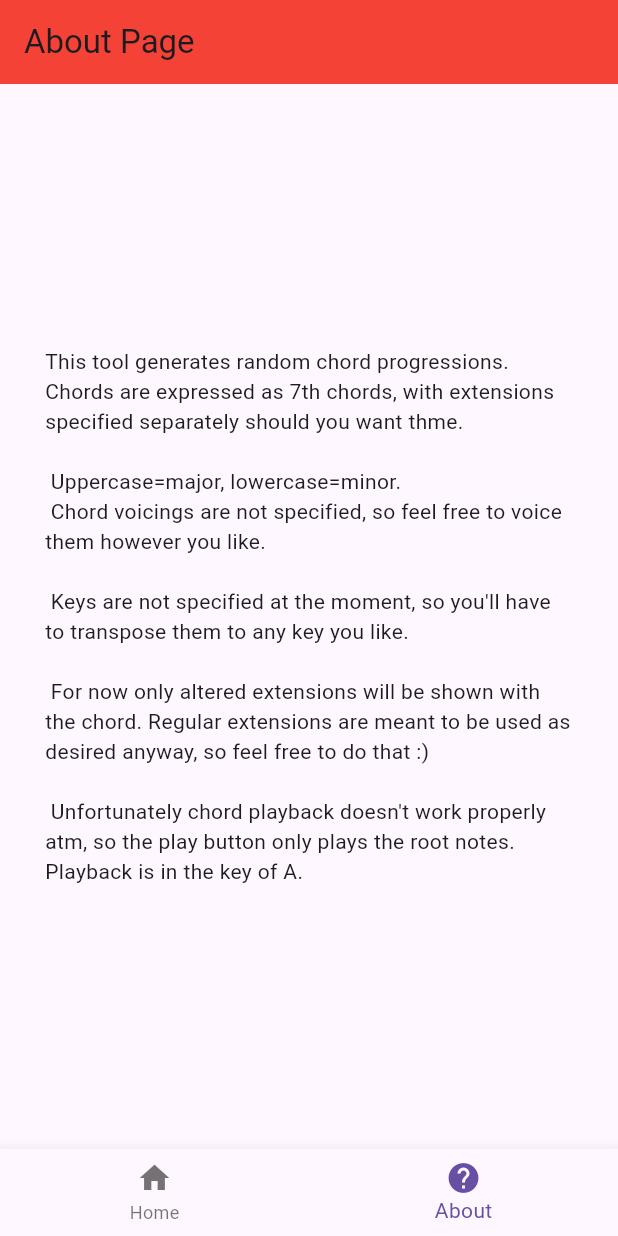
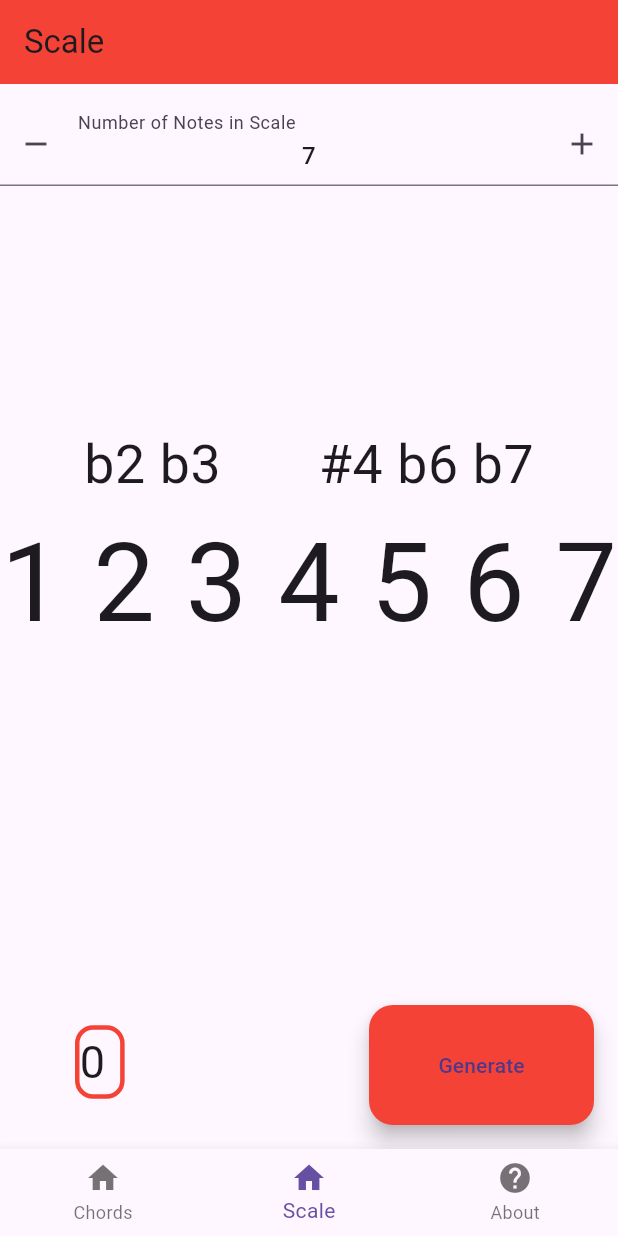
Before and after one commit to Jernemies/ChordGenTool, a Flutter app: the screen it shows after launch, swiped to page 2, on a phone screen of 412 x 824 dp. Run offline on Flutter 3.47's test engine with Material 3 defaults, Android fonts, the phone set to English and light mode, and no system bars; drawn by our look-alikes of flutter_spinbox; our stand-ins replace audioplayers.

Commit message:
Skaalageneraation UI

```diff
--- a/lib/generate.dart
+++ b/lib/generate.dart
@@ -2,9 +2,12 @@ import 'chord.dart';
 import 'dart:math';
 
 List<Chord> generate(
-    int numChords, bool extend, List<int> scale, List<Chord> frozenChords) {
+    int numChords, bool extend // List<int> scale, List<Chord> frozenChords
+    ) {
   //numChords: Let user define the amount of chords to generate from 1 to 8.
   //extend: User can choose to include extensions past 7
+  List<int> scale;
+  List<Chord> frozenChords;
   numChords = numChords.clamp(1, 8);
   //Chord tones 1,3,5,7. This list stores the quality of the tones (flat, natural, sharp)
   List<int> baseChord = [1, 1, 1, 1];
@@ -42,11 +45,11 @@ List<Chord> generate(
     for (int i = 0; i < baseChord.length; i++) {
       int tone = baseChord[i];
       int alteredTone = 0;
-      if (frozenChords[i] != null) {
-        frozen = true;
-      }
+      // if (frozenChords[i] != null) {
+      //   frozen = true;
+      // }
       //Third
-      else if (i == 1) {
+      if (i == 1) {
         alteredTone = alterFlat(tone);
       }
       //Fifth
@@ -115,9 +118,9 @@ List<Chord> generate(
     }
     //Name chord, add to list
 
-    if (frozen == true) {
-      chords.add(frozenChords[j]);
-    } else {
+    // if (frozen == true) {
+    //   chords.add(frozenChords[j]);
+    // } else {
     List<String> alteredExtensions = nameExtensions(tones.sublist(4));
     String name = nameChord(root, tones, chordComplete);
     for (int i = 0; i < alteredExtensions.length; i++) {
@@ -125,7 +128,7 @@ List<Chord> generate(
     }
     Chord chord = Chord(root, tones, name, alteredExtensions);
     chords.add(chord);
-    }
+    // }
   }
   chords.shuffle();
   return chords;
--- a/lib/main.dart
+++ b/lib/main.dart
@@ -50,6 +50,159 @@ class AboutPage extends StatelessWidget {
   }
 }
 
+class ScalePage extends StatefulWidget {
+  const ScalePage({Key? key}) : super(key: key);
+
+  @override
+  State<ScalePage> createState() => _ScalePageState();
+}
+
+class _ScalePageState extends State<ScalePage> {
+  int notes = 7;
+  int generatedNotes = 0;
+  String alterationsText1 = 'b2 b3';
+  String alterationsText2 = '#4 b6 b7';
+  String lineBreak = '\n';
+  String scaleText = '1 2 3 4 5 6 7';
+  List<int> initialScale = [0, 2, 4, 5, 7, 9, 11];
+  List<int> frozenScale = [];
+  List<int> resultScale = [];
+  String note = '';
+  int noteIndex = 0;
+  // bool notPlaying = true;
+  // List<AudioPlayer> audioPlayers = List.generate(
+  //   4,
+  //   (_) => AudioPlayer()..setReleaseMode(ReleaseMode.release),
+  // );
+  AudioPlayer audioPlayer = AudioPlayer();
+  @override
+  Widget build(BuildContext context) {
+    return Scaffold(
+      appBar: AppBar(
+        title: const Text('Scale'),
+        backgroundColor: Colors.red,
+      ),
+      body: Center(
+        child: Column(children: [
+          SizedBox(
+            //Nuottien määrä
+            height: 80,
+            child: Container(
+              alignment: Alignment.center,
+              height: 80,
+              child: SpinBox(
+                min: 5,
+                max: 8,
+                step: 1,
+                value: notes.toDouble(),
+                onChanged: (value) => setState(() => notes = value.toInt()),
+                decoration: const InputDecoration(
+                    labelText: 'Number of Notes in Scale'),
+              ),
+            ),
+          ),
+          SizedBox(
+            //Skaalan mukautetut nuotit
+            height: 200,
+            width: 300,
+            child: FittedBox(
+              alignment: AlignmentDirectional.bottomCenter,
+              child: Text(
+                alterationsText1.toString() +
+                    '       ' +
+                    alterationsText2.toString(),
+                style: const TextStyle(fontSize: 20),
+                softWrap: false,
+              ),
+            ),
+          ),
+          Expanded(
+            //Skaalan perusnuotit
+            child: FittedBox(
+              alignment: AlignmentDirectional.topCenter,
+              child: Text(
+                scaleText.toString(),
+                textAlign: TextAlign.center,
+                softWrap: false,
+              ),
+            ),
+          ),
+          SizedBox(
+            //Soitto
+            height: 116,
+            child: Container(
+              alignment: Alignment.centerLeft,
+              height: 116,
+              margin: const EdgeInsets.only(left: 50),
+              child: Container(
+                  decoration: BoxDecoration(
+                    border: Border.all(
+                      color: Colors.red,
+                      width: 3,
+                    ),
+                    borderRadius: BorderRadius.circular(12),
+                  ),
+                  child: Row(
+                    mainAxisSize: MainAxisSize.min,
+                    children: [
+                      // IconButton(
+                      //   iconSize: 55,
+                      //   icon: const Icon(Icons.play_arrow),
+                      //   onPressed: () {
+                      //     setState(() {
+                      //       //Luo soinnun juuresta tiedostonimen ja soittaa sen. "1.wav" on A-nuotti
+                      //       note = notesToPlay(initialScale[noteIndex]);
+                      //       print(note);
+                      //       if (chordIndex >= generatedNotes) {
+                      //         chordIndex = 1;
+                      //         audioPlayer.play(AssetSource(note));
+                      //       }
+
+                      //       //ChordIndex pitää lukua siitä, missä soinnussa mennään
+
+                      //       else {
+                      //         chordIndex++;
+                      //         audioPlayer.play(AssetSource(note));
+                      //       }
+                      //     });
+                      //   },
+                      // ),
+                      Container(
+                          margin: const EdgeInsets.only(right: 10),
+                          child: Text(
+                            noteIndex.toString(),
+                            style: const TextStyle(fontSize: 30),
+                          )),
+                    ],
+                  )),
+            ),
+          ),
+        ]),
+      ),
+      floatingActionButton: Container(
+        height: 80,
+        width: 150,
+        child: FloatingActionButton(
+          onPressed: () {
+            //Luo soinnut
+            //SCALE, SEN PLACEHOLDER
+            //JÄÄDYTYSTOIMINTO
+            resultScale = generateScale(notes, frozenScale);
+            generatedNotes = notes;
+            noteIndex = 0;
+            scaleText = '';
+            setState(() {
+              scaleText;
+            });
+          },
+          backgroundColor: Colors.red,
+          child: const Text('Generate'),
+        ),
+      ),
+    );
+  }
+}
+
 class GeneratePage extends StatefulWidget {
   const GeneratePage({Key? key}) : super(key: key);
 
@@ -78,7 +231,7 @@ class _GeneratePageState extends State<GeneratePage> {
     chordList.add(initialChord);
     return Scaffold(
       appBar: AppBar(
-        title: const Text('Generate'),
+        title: const Text('Chords'),
         backgroundColor: Colors.red,
       ),
       body: Center(
@@ -239,6 +392,7 @@ class _HomePageState extends State<HomePage> {
             },
             children: const <Widget>[
               GeneratePage(),
+              ScalePage(),
               AboutPage(),
             ],
           ),
@@ -249,7 +403,12 @@ class _HomePageState extends State<HomePage> {
           items: const <BottomNavigationBarItem>[
             BottomNavigationBarItem(
               icon: Icon(Icons.home),
-              label: 'Home',
+              label: 'Chords',
+              backgroundColor: Colors.red,
+            ),
+            BottomNavigationBarItem(
+              icon: Icon(Icons.home),
+              label: 'Scale',
               backgroundColor: Colors.red,
             ),
             BottomNavigationBarItem(
--- a/lib/play.dart
+++ b/lib/play.dart
@@ -1,7 +1,7 @@
 import 'chord.dart';
 
 //Return filename
-String notesToPlay(Chord chord){
+String notesToPlay(Chord chord) {
   List<String> notes = [];
   int note = chord.root! + 1;
   String file = "$note.wav";
@@ -9,7 +9,6 @@ String notesToPlay(Chord chord){
   // for (int i = 0; i < chord.tones!.length; i++)
   // {
   //   note += chord.tones![i] - 1;
-
 
   //   note += chord.root!;
   //   if (note > 12)
```
Lines whose indentation alone changed are shown as unchanged.
